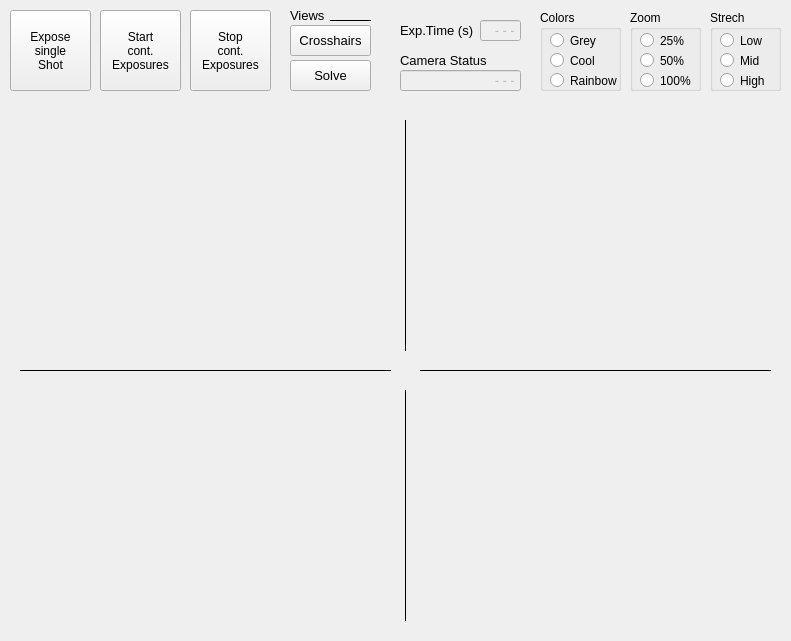
The window that mountwizzard/gui/image_dialog_ui.ui (sayitfast/MountWizzard3) describes before a commit, drawn with Qt 5.
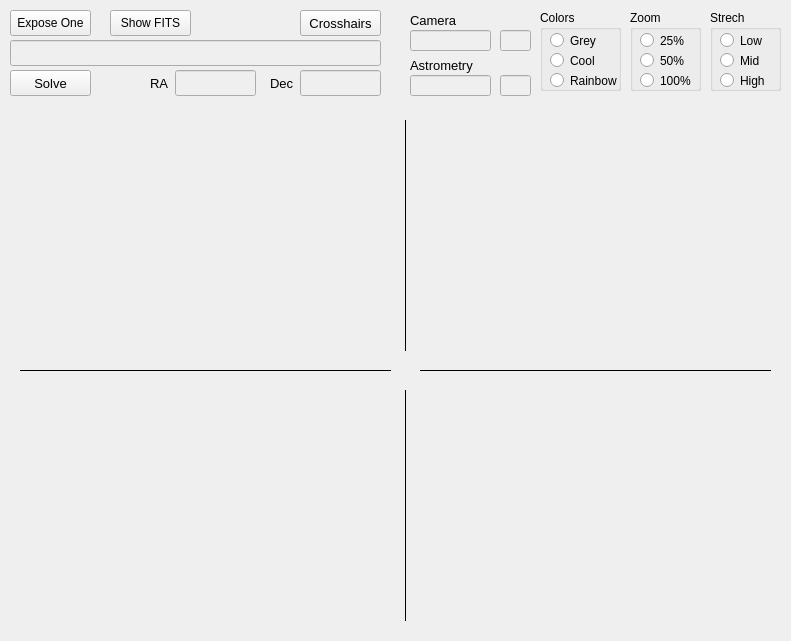
The same window after the commit.

Commit message: image window could solve and image

Diff of the .ui file:
```diff
--- a/mountwizzard/gui/image_dialog_ui.ui
+++ b/mountwizzard/gui/image_dialog_ui.ui
@@ -22,9 +22,9 @@
    <property name="geometry">
     <rect>
      <x>10</x>
-     <y>110</y>
+     <y>115</y>
      <width>771</width>
-     <height>521</height>
+     <height>516</height>
     </rect>
    </property>
    <property name="autoFillBackground">
@@ -37,25 +37,23 @@
      <x>10</x>
      <y>10</y>
      <width>81</width>
-     <height>81</height>
+     <height>26</height>
     </rect>
    </property>
    <property name="toolTip">
     <string>&lt;html&gt;&lt;head/&gt;&lt;body&gt;&lt;p&gt;Single exposure&lt;/p&gt;&lt;/body&gt;&lt;/html&gt;</string>
    </property>
    <property name="text">
-    <string>Expose
-single
-Shot</string>
+    <string>Expose One</string>
    </property>
   </widget>
   <widget class="QPushButton" name="btn_crosshair">
    <property name="geometry">
     <rect>
-     <x>290</x>
-     <y>25</y>
+     <x>300</x>
+     <y>10</y>
      <width>81</width>
-     <height>31</height>
+     <height>26</height>
     </rect>
    </property>
    <property name="font">
@@ -136,7 +134,7 @@
      <rect>
       <x>10</x>
       <y>20</y>
-      <width>51</width>
+      <width>61</width>
       <height>21</height>
      </rect>
     </property>
@@ -149,7 +147,7 @@
      <rect>
       <x>10</x>
       <y>40</y>
-      <width>51</width>
+      <width>61</width>
       <height>21</height>
      </rect>
     </property>
@@ -162,7 +160,7 @@
      <rect>
       <x>10</x>
       <y>60</y>
-      <width>51</width>
+      <width>61</width>
       <height>21</height>
      </rect>
     </property>
@@ -174,10 +172,10 @@
   <widget class="QPushButton" name="btn_solve">
    <property name="geometry">
     <rect>
-     <x>290</x>
-     <y>60</y>
+     <x>10</x>
+     <y>70</y>
      <width>81</width>
-     <height>31</height>
+     <height>26</height>
     </rect>
    </property>
    <property name="font">
@@ -206,7 +204,7 @@
      <rect>
       <x>10</x>
       <y>20</y>
-      <width>61</width>
+      <width>71</width>
       <height>21</height>
      </rect>
     </property>
@@ -222,7 +220,7 @@
      <rect>
       <x>10</x>
       <y>40</y>
-      <width>61</width>
+      <width>71</width>
       <height>21</height>
      </rect>
     </property>
@@ -250,76 +248,6 @@
     </property>
    </widget>
   </widget>
-  <widget class="QPushButton" name="btn_startContExposures">
-   <property name="geometry">
-    <rect>
-     <x>100</x>
-     <y>10</y>
-     <width>81</width>
-     <height>81</height>
-    </rect>
-   </property>
-   <property name="toolTip">
-    <string>&lt;html&gt;&lt;head/&gt;&lt;body&gt;&lt;p&gt;Starting taking continously exposures&lt;/p&gt;&lt;/body&gt;&lt;/html&gt;</string>
-   </property>
-   <property name="text">
-    <string>Start
-cont.
-Exposures</string>
-   </property>
-  </widget>
-  <widget class="QPushButton" name="btn_stopContExposures">
-   <property name="geometry">
-    <rect>
-     <x>190</x>
-     <y>10</y>
-     <width>81</width>
-     <height>81</height>
-    </rect>
-   </property>
-   <property name="toolTip">
-    <string>&lt;html&gt;&lt;head/&gt;&lt;body&gt;&lt;p&gt;Stopping taking continously exposures&lt;/p&gt;&lt;/body&gt;&lt;/html&gt;</string>
-   </property>
-   <property name="text">
-    <string>Stop
-cont.
-Exposures</string>
-   </property>
-  </widget>
-  <widget class="QLabel" name="label_82">
-   <property name="geometry">
-    <rect>
-     <x>290</x>
-     <y>5</y>
-     <width>51</width>
-     <height>21</height>
-    </rect>
-   </property>
-   <property name="font">
-    <font>
-     <pointsize>10</pointsize>
-    </font>
-   </property>
-   <property name="text">
-    <string>Views</string>
-   </property>
-  </widget>
-  <widget class="Line" name="line_14">
-   <property name="geometry">
-    <rect>
-     <x>330</x>
-     <y>20</y>
-     <width>41</width>
-     <height>1</height>
-    </rect>
-   </property>
-   <property name="frameShadow">
-    <enum>QFrame::Plain</enum>
-   </property>
-   <property name="orientation">
-    <enum>Qt::Horizontal</enum>
-   </property>
-  </widget>
   <widget class="Line" name="cross4">
    <property name="geometry">
     <rect>
@@ -394,58 +322,13 @@
     <enum>Qt::Horizontal</enum>
    </property>
   </widget>
-  <widget class="QLineEdit" name="le_cameraStatusText">
-   <property name="enabled">
-    <bool>false</bool>
-   </property>
-   <property name="geometry">
-    <rect>
-     <x>400</x>
-     <y>70</y>
-     <width>121</width>
-     <height>21</height>
-    </rect>
-   </property>
-   <property name="font">
-    <font>
-     <family>Courier</family>
-     <pointsize>10</pointsize>
-     <weight>75</weight>
-     <bold>true</bold>
-    </font>
-   </property>
-   <property name="mouseTracking">
-    <bool>false</bool>
-   </property>
-   <property name="acceptDrops">
-    <bool>false</bool>
-   </property>
-   <property name="toolTip">
-    <string>&lt;html&gt;&lt;head/&gt;&lt;body&gt;&lt;p&gt;IP address of relay switch&lt;/p&gt;&lt;/body&gt;&lt;/html&gt;</string>
-   </property>
-   <property name="layoutDirection">
-    <enum>Qt::RightToLeft</enum>
-   </property>
-   <property name="text">
-    <string>---</string>
-   </property>
-   <property name="maxLength">
-    <number>15</number>
-   </property>
-   <property name="alignment">
-    <set>Qt::AlignRight|Qt::AlignTrailing|Qt::AlignVCenter</set>
-   </property>
-   <property name="readOnly">
-    <bool>false</bool>
-   </property>
-  </widget>
   <widget class="QLabel" name="imageBackground">
    <property name="geometry">
     <rect>
      <x>0</x>
      <y>0</y>
      <width>790</width>
-     <height>101</height>
+     <height>106</height>
     </rect>
    </property>
    <property name="text">
@@ -458,9 +341,9 @@
    </property>
    <property name="geometry">
     <rect>
-     <x>480</x>
-     <y>20</y>
-     <width>41</width>
+     <x>500</x>
+     <y>30</y>
+     <width>31</width>
      <height>21</height>
     </rect>
    </property>
@@ -485,7 +368,7 @@
     <enum>Qt::RightToLeft</enum>
    </property>
    <property name="text">
-    <string>---</string>
+    <string/>
    </property>
    <property name="maxLength">
     <number>15</number>
@@ -500,8 +383,8 @@
   <widget class="QLabel" name="label_83">
    <property name="geometry">
     <rect>
-     <x>400</x>
-     <y>20</y>
+     <x>410</x>
+     <y>55</y>
      <width>81</width>
      <height>21</height>
     </rect>
@@ -512,15 +395,15 @@
     </font>
    </property>
    <property name="text">
-    <string>Exp.Time (s)</string>
+    <string>Astrometry</string>
    </property>
   </widget>
   <widget class="QLabel" name="label_84">
    <property name="geometry">
     <rect>
-     <x>400</x>
-     <y>50</y>
-     <width>121</width>
+     <x>410</x>
+     <y>10</y>
+     <width>81</width>
      <height>21</height>
     </rect>
    </property>
@@ -530,7 +413,313 @@
     </font>
    </property>
    <property name="text">
-    <string>Camera Status</string>
+    <string>Camera</string>
+   </property>
+  </widget>
+  <widget class="QLineEdit" name="le_astrometryStatusText">
+   <property name="enabled">
+    <bool>false</bool>
+   </property>
+   <property name="geometry">
+    <rect>
+     <x>410</x>
+     <y>75</y>
+     <width>81</width>
+     <height>21</height>
+    </rect>
+   </property>
+   <property name="font">
+    <font>
+     <family>Arial</family>
+     <pointsize>8</pointsize>
+     <weight>75</weight>
+     <bold>true</bold>
+    </font>
+   </property>
+   <property name="mouseTracking">
+    <bool>false</bool>
+   </property>
+   <property name="focusPolicy">
+    <enum>Qt::NoFocus</enum>
+   </property>
+   <property name="acceptDrops">
+    <bool>false</bool>
+   </property>
+   <property name="toolTip">
+    <string>Status feedback from mount </string>
+   </property>
+   <property name="text">
+    <string/>
+   </property>
+   <property name="alignment">
+    <set>Qt::AlignLeading|Qt::AlignLeft|Qt::AlignVCenter</set>
+   </property>
+   <property name="readOnly">
+    <bool>true</bool>
+   </property>
+  </widget>
+  <widget class="QLineEdit" name="le_cameraStatusText">
+   <property name="enabled">
+    <bool>false</bool>
+   </property>
+   <property name="geometry">
+    <rect>
+     <x>410</x>
+     <y>30</y>
+     <width>81</width>
+     <height>21</height>
+    </rect>
+   </property>
+   <property name="font">
+    <font>
+     <family>Arial</family>
+     <pointsize>8</pointsize>
+     <weight>75</weight>
+     <bold>true</bold>
+    </font>
+   </property>
+   <property name="mouseTracking">
+    <bool>false</bool>
+   </property>
+   <property name="focusPolicy">
+    <enum>Qt::NoFocus</enum>
+   </property>
+   <property name="acceptDrops">
+    <bool>false</bool>
+   </property>
+   <property name="toolTip">
+    <string>Status feedback from mount </string>
+   </property>
+   <property name="text">
+    <string/>
+   </property>
+   <property name="alignment">
+    <set>Qt::AlignLeading|Qt::AlignLeft|Qt::AlignVCenter</set>
+   </property>
+   <property name="readOnly">
+    <bool>true</bool>
+   </property>
+  </widget>
+  <widget class="QLineEdit" name="le_imageFile">
+   <property name="enabled">
+    <bool>false</bool>
+   </property>
+   <property name="geometry">
+    <rect>
+     <x>10</x>
+     <y>40</y>
+     <width>371</width>
+     <height>26</height>
+    </rect>
+   </property>
+   <property name="font">
+    <font>
+     <family>Arial</family>
+     <pointsize>8</pointsize>
+     <weight>50</weight>
+     <bold>false</bold>
+    </font>
+   </property>
+   <property name="mouseTracking">
+    <bool>false</bool>
+   </property>
+   <property name="focusPolicy">
+    <enum>Qt::NoFocus</enum>
+   </property>
+   <property name="acceptDrops">
+    <bool>false</bool>
+   </property>
+   <property name="toolTip">
+    <string>Status feedback from mount </string>
+   </property>
+   <property name="text">
+    <string/>
+   </property>
+   <property name="alignment">
+    <set>Qt::AlignLeading|Qt::AlignLeft|Qt::AlignVCenter</set>
+   </property>
+   <property name="readOnly">
+    <bool>true</bool>
+   </property>
+  </widget>
+  <widget class="QLineEdit" name="le_RaJ2000">
+   <property name="enabled">
+    <bool>false</bool>
+   </property>
+   <property name="geometry">
+    <rect>
+     <x>175</x>
+     <y>70</y>
+     <width>81</width>
+     <height>26</height>
+    </rect>
+   </property>
+   <property name="font">
+    <font>
+     <pointsize>10</pointsize>
+     <weight>75</weight>
+     <bold>true</bold>
+    </font>
+   </property>
+   <property name="mouseTracking">
+    <bool>false</bool>
+   </property>
+   <property name="focusPolicy">
+    <enum>Qt::NoFocus</enum>
+   </property>
+   <property name="acceptDrops">
+    <bool>false</bool>
+   </property>
+   <property name="toolTip">
+    <string>Status feedback from mount </string>
+   </property>
+   <property name="text">
+    <string/>
+   </property>
+   <property name="alignment">
+    <set>Qt::AlignLeading|Qt::AlignLeft|Qt::AlignVCenter</set>
+   </property>
+   <property name="readOnly">
+    <bool>true</bool>
+   </property>
+  </widget>
+  <widget class="QLineEdit" name="le_DecJ2000">
+   <property name="enabled">
+    <bool>false</bool>
+   </property>
+   <property name="geometry">
+    <rect>
+     <x>300</x>
+     <y>70</y>
+     <width>81</width>
+     <height>26</height>
+    </rect>
+   </property>
+   <property name="font">
+    <font>
+     <family>Arial</family>
+     <pointsize>10</pointsize>
+     <weight>75</weight>
+     <bold>true</bold>
+    </font>
+   </property>
+   <property name="mouseTracking">
+    <bool>false</bool>
+   </property>
+   <property name="focusPolicy">
+    <enum>Qt::NoFocus</enum>
+   </property>
+   <property name="acceptDrops">
+    <bool>false</bool>
+   </property>
+   <property name="toolTip">
+    <string>Status feedback from mount </string>
+   </property>
+   <property name="text">
+    <string/>
+   </property>
+   <property name="alignment">
+    <set>Qt::AlignLeading|Qt::AlignLeft|Qt::AlignVCenter</set>
+   </property>
+   <property name="readOnly">
+    <bool>true</bool>
+   </property>
+  </widget>
+  <widget class="QPushButton" name="btn_loadFits">
+   <property name="geometry">
+    <rect>
+     <x>110</x>
+     <y>10</y>
+     <width>81</width>
+     <height>26</height>
+    </rect>
+   </property>
+   <property name="toolTip">
+    <string>&lt;html&gt;&lt;head/&gt;&lt;body&gt;&lt;p&gt;Single exposure&lt;/p&gt;&lt;/body&gt;&lt;/html&gt;</string>
+   </property>
+   <property name="text">
+    <string>Show FITS</string>
+   </property>
+  </widget>
+  <widget class="QLabel" name="label_85">
+   <property name="geometry">
+    <rect>
+     <x>150</x>
+     <y>70</y>
+     <width>26</width>
+     <height>26</height>
+    </rect>
+   </property>
+   <property name="font">
+    <font>
+     <pointsize>10</pointsize>
+    </font>
+   </property>
+   <property name="text">
+    <string>RA</string>
+   </property>
+  </widget>
+  <widget class="QLabel" name="label_86">
+   <property name="geometry">
+    <rect>
+     <x>270</x>
+     <y>70</y>
+     <width>26</width>
+     <height>26</height>
+    </rect>
+   </property>
+   <property name="font">
+    <font>
+     <pointsize>10</pointsize>
+    </font>
+   </property>
+   <property name="text">
+    <string>Dec</string>
+   </property>
+  </widget>
+  <widget class="QLineEdit" name="le_astrometrySolvingTime">
+   <property name="enabled">
+    <bool>false</bool>
+   </property>
+   <property name="geometry">
+    <rect>
+     <x>500</x>
+     <y>75</y>
+     <width>31</width>
+     <height>21</height>
+    </rect>
+   </property>
+   <property name="font">
+    <font>
+     <family>Courier</family>
+     <pointsize>10</pointsize>
+     <weight>75</weight>
+     <bold>true</bold>
+    </font>
+   </property>
+   <property name="mouseTracking">
+    <bool>false</bool>
+   </property>
+   <property name="acceptDrops">
+    <bool>false</bool>
+   </property>
+   <property name="toolTip">
+    <string>&lt;html&gt;&lt;head/&gt;&lt;body&gt;&lt;p&gt;IP address of relay switch&lt;/p&gt;&lt;/body&gt;&lt;/html&gt;</string>
+   </property>
+   <property name="layoutDirection">
+    <enum>Qt::RightToLeft</enum>
+   </property>
+   <property name="text">
+    <string/>
+   </property>
+   <property name="maxLength">
+    <number>15</number>
+   </property>
+   <property name="alignment">
+    <set>Qt::AlignRight|Qt::AlignTrailing|Qt::AlignVCenter</set>
+   </property>
+   <property name="readOnly">
+    <bool>false</bool>
    </property>
   </widget>
   <zorder>imageBackground</zorder>
```
Left out of the diff: 31 changed lines with no effect on the pictures. The commit also changes 10 other files.
